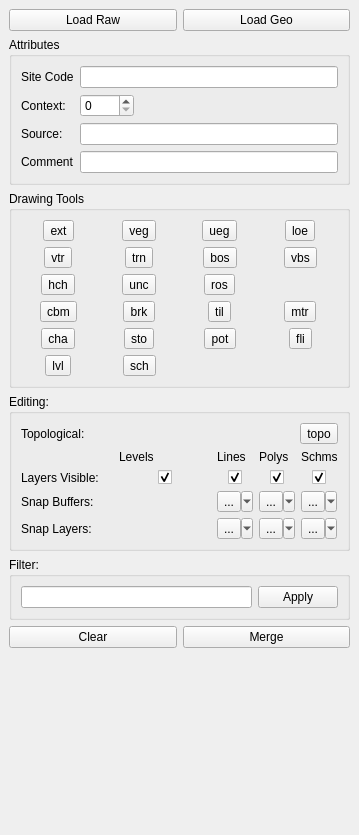
Old version of the form ui_dock.ui in the repository lparchaeology/ArkPlan.
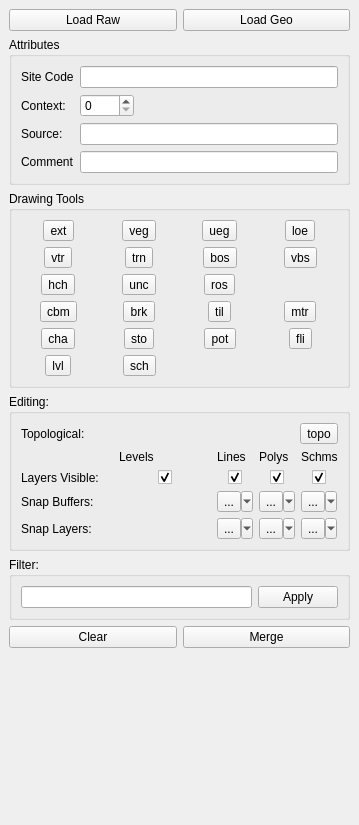
New version of the form. Custom widgets are drawn as their Qt base class.

Diff of the .ui file:
```diff
--- a/ui_dock.ui
+++ b/ui_dock.ui
@@ -7,7 +7,7 @@
     <x>0</x>
     <y>0</y>
     <width>359</width>
-    <height>835</height>
+    <height>825</height>
    </rect>
   </property>
   <property name="sizePolicy">
```
Left out of the diff: 22 changed lines with no effect on the pictures.
